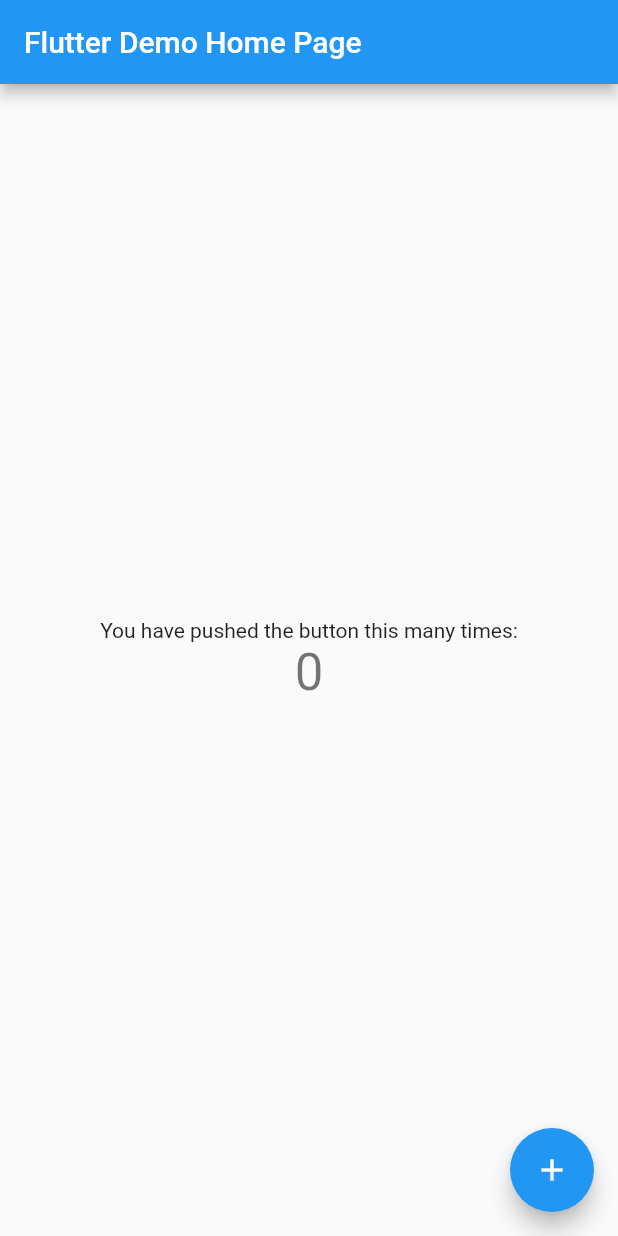
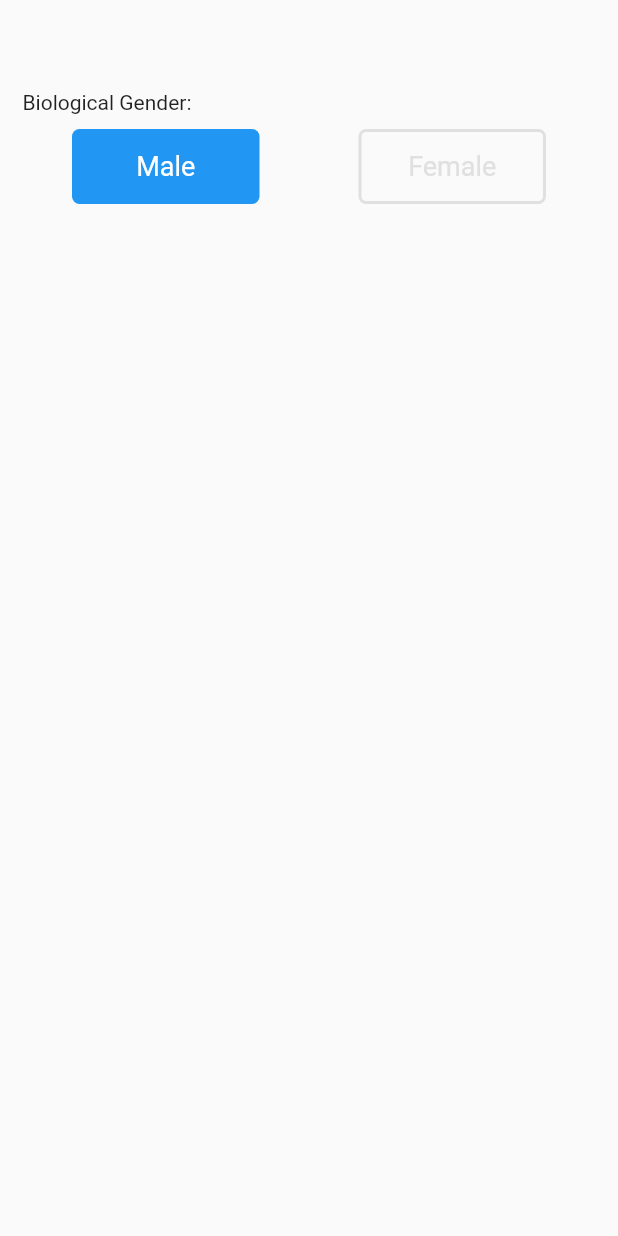
Before and after one commit to MatthieuNadeau96/bmi_calculator, a Flutter app: the screen it shows after launch, on a phone screen of 412 x 824 dp. Run offline on Flutter 3.47's test engine with Material 2 defaults, Android fonts, the phone set to English and light mode, and no system bars.

Commit message:
added genderbuttons

```diff
--- /dev/null
+++ b/lib/gender_button.dart
@@ -0,0 +1,29 @@
+import 'package:flutter/material.dart';
+
+class GenderButton extends StatelessWidget {
+  final text;
+  bool selected;
+  GenderButton({this.text, this.selected});
+
+  @override
+  Widget build(BuildContext context) {
+    ThemeData themeData = Theme.of(context);
+    return Container(
+      width: 125,
+      height: 50,
+      decoration: BoxDecoration(
+        borderRadius: BorderRadius.circular(5),
+        color: selected ? themeData.primaryColor : themeData.canvasColor,
+        border:
+            selected ? null : Border.all(width: 2.0, color: Colors.grey[300]),
+      ),
+      child: Center(
+        child: Text(
+          text,
+          style: TextStyle(
+              color: selected ? Colors.white : Colors.grey[300], fontSize: 18),
+        ),
+      ),
+    );
+  }
+}
--- a/lib/main.dart
+++ b/lib/main.dart
@@ -1,3 +1,4 @@
+import 'package:bmi_calculator/gender_button.dart';
 import 'package:flutter/material.dart';
 
 void main() {
@@ -5,113 +6,57 @@ void main() {
 }
 
 class MyApp extends StatelessWidget {
-  // This widget is the root of your application.
   @override
   Widget build(BuildContext context) {
     return MaterialApp(
+      debugShowCheckedModeBanner: false,
       title: 'Flutter Demo',
       theme: ThemeData(
-        // This is the theme of your application.
-        //
-        // Try running your application with "flutter run". You'll see the
-        // application has a blue toolbar. Then, without quitting the app, try
-        // changing the primarySwatch below to Colors.green and then invoke
-        // "hot reload" (press "r" in the console where you ran "flutter run",
-        // or simply save your changes to "hot reload" in a Flutter IDE).
-        // Notice that the counter didn't reset back to zero; the application
-        // is not restarted.
-        primarySwatch: Colors.blue,
-        // This makes the visual density adapt to the platform that you run
-        // the app on. For desktop platforms, the controls will be smaller and
-        // closer together (more dense) than on mobile platforms.
+        primaryColor: Colors.blue,
         visualDensity: VisualDensity.adaptivePlatformDensity,
       ),
-      home: MyHomePage(title: 'Flutter Demo Home Page'),
+      home: MyHomePage(),
     );
   }
 }
 
 class MyHomePage extends StatefulWidget {
-  MyHomePage({Key key, this.title}) : super(key: key);
-
-  // This widget is the home page of your application. It is stateful, meaning
-  // that it has a State object (defined below) that contains fields that affect
-  // how it looks.
-
-  // This class is the configuration for the state. It holds the values (in this
-  // case the title) provided by the parent (in this case the App widget) and
-  // used by the build method of the State. Fields in a Widget subclass are
-  // always marked "final".
-
-  final String title;
-
   @override
   _MyHomePageState createState() => _MyHomePageState();
 }
 
 class _MyHomePageState extends State<MyHomePage> {
-  int _counter = 0;
-
-  void _incrementCounter() {
-    setState(() {
-      // This call to setState tells the Flutter framework that something has
-      // changed in this State, which causes it to rerun the build method below
-      // so that the display can reflect the updated values. If we changed
-      // _counter without calling setState(), then the build method would not be
-      // called again, and so nothing would appear to happen.
-      _counter++;
-    });
-  }
-
   @override
   Widget build(BuildContext context) {
-    // This method is rerun every time setState is called, for instance as done
-    // by the _incrementCounter method above.
-    //
-    // The Flutter framework has been optimized to make rerunning build methods
-    // fast, so that you can just rebuild anything that needs updating rather
-    // than having to individually change instances of widgets.
+    ThemeData themeData = Theme.of(context);
+    var deviceSize = MediaQuery.of(context).size;
     return Scaffold(
-      appBar: AppBar(
-        // Here we take the value from the MyHomePage object that was created by
-        // the App.build method, and use it to set our appbar title.
-        title: Text(widget.title),
-      ),
-      body: Center(
-        // Center is a layout widget. It takes a single child and positions it
-        // in the middle of the parent.
+      body: Padding(
+        padding: EdgeInsets.symmetric(
+          vertical: 60,
+          horizontal: 15,
+        ),
         child: Column(
-          // Column is also a layout widget. It takes a list of children and
-          // arranges them vertically. By default, it sizes itself to fit its
-          // children horizontally, and tries to be as tall as its parent.
-          //
-          // Invoke "debug painting" (press "p" in the console, choose the
-          // "Toggle Debug Paint" action from the Flutter Inspector in Android
-          // Studio, or the "Toggle Debug Paint" command in Visual Studio Code)
-          // to see the wireframe for each widget.
-          //
-          // Column has various properties to control how it sizes itself and
-          // how it positions its children. Here we use mainAxisAlignment to
-          // center the children vertically; the main axis here is the vertical
-          // axis because Columns are vertical (the cross axis would be
-          // horizontal).
-          mainAxisAlignment: MainAxisAlignment.center,
-          children: <Widget>[
-            Text(
-              'You have pushed the button this many times:',
-            ),
-            Text(
-              '$_counter',
-              style: Theme.of(context).textTheme.headline4,
-            ),
+          crossAxisAlignment: CrossAxisAlignment.start,
+          children: [
+            Text('Biological Gender: '),
+            SizedBox(height: 10),
+            Row(
+              mainAxisAlignment: MainAxisAlignment.spaceAround,
+              children: [
+                GenderButton(
+                  text: 'Male',
+                  selected: true,
+                ),
+                GenderButton(
+                  text: 'Female',
+                  selected: false,
+                ),
+              ],
+            )
           ],
         ),
       ),
-      floatingActionButton: FloatingActionButton(
-        onPressed: _incrementCounter,
-        tooltip: 'Increment',
-        child: Icon(Icons.add),
-      ), // This trailing comma makes auto-formatting nicer for build methods.
     );
   }
 }
```
